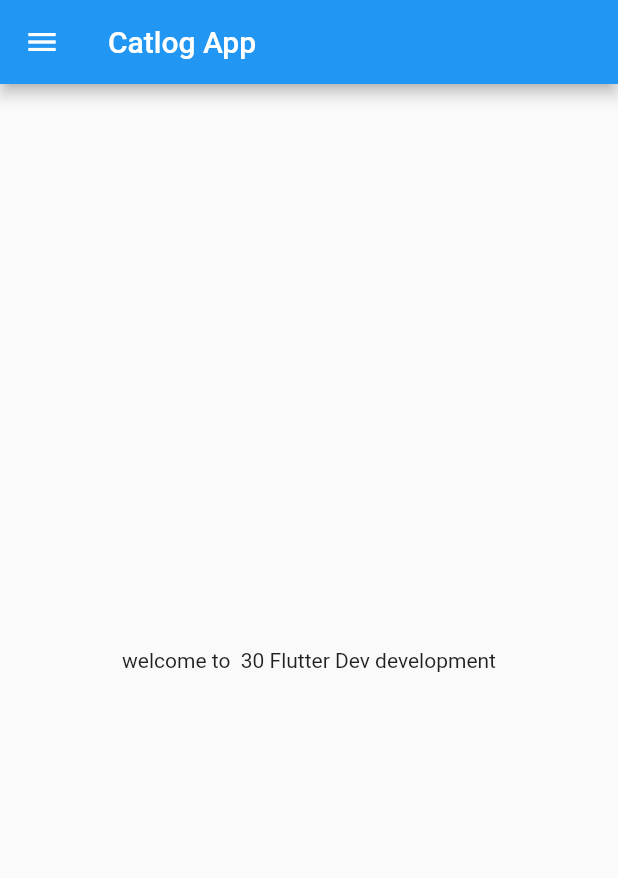
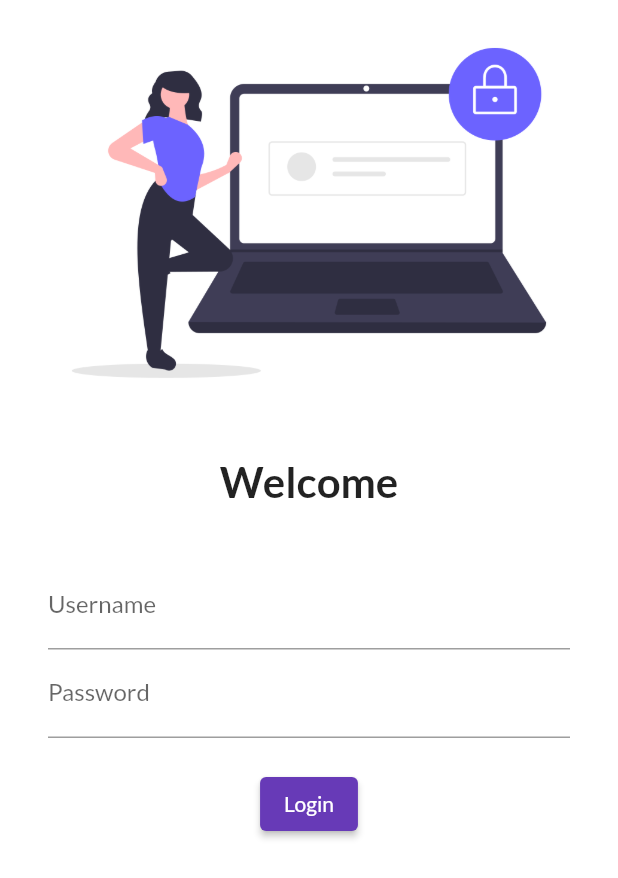
Before and after one commit to shabidkhan18/learnFlutter, a Flutter app: the screen it shows after launch, on a phone screen of 412 x 824 dp. Shown: the top 878 px of the screen. Run offline on Flutter 3.47's test engine with Material 2 defaults, Android fonts, the phone set to English and light mode, and no system bars; our stand-ins replace google_fonts.

Commit message:
day4 completed

```diff
--- a/lib/home_page.dart
+++ /dev/null
@@ -1,20 +0,0 @@
-import 'package:flutter/material.dart';
-
-class HomePage extends StatelessWidget {
-  const HomePage({Key? key}) : super(key: key);
-
-  final int days=30;
-  final String name="Flutter Dev";
-  @override
-  Widget build(BuildContext context) {
-    return Scaffold(
-      appBar: AppBar(
-        title: const Text("Catlog App"),
-        ),
-        body: Center(
-          child: Text("welcome to  $days $name development"),
-        ),
-        drawer: const Drawer(),
-      );
-  }
-}
--- a/lib/main.dart
+++ b/lib/main.dart
@@ -1,17 +1,33 @@
 import 'package:flutter/material.dart';
-import 'package:tutorials/home_page.dart';
+import 'package:tutorials/screens/home_page.dart';
+import 'screens/login_page.dart';
+import 'package:google_fonts/google_fonts.dart';
 
-
-void main(){
+void main() {
   runApp(const MyApp());
 }
 
-class  MyApp extends StatelessWidget {
+class MyApp extends StatelessWidget {
   const MyApp({Key? key}) : super(key: key);
   @override
   Widget build(BuildContext context) {
-    return const MaterialApp(
-      home: HomePage(),
+    return MaterialApp(
+      // home: const HomePage(),
+      themeMode: ThemeMode.light,
+      theme: ThemeData(
+        primarySwatch: Colors.deepPurple,
+        fontFamily: GoogleFonts.lato().fontFamily,
+      ),
+      darkTheme: ThemeData(
+        brightness: Brightness.dark,
+      ),
+
+      initialRoute: "/login",
+      routes: {
+        "/": (context) => const HomePage(),
+        "/login": (context) => const LoginPage(),
+        "/home": (context) => const HomePage(),
+      },
     );
   }
 }
--- /dev/null
+++ b/lib/screens/home_page.dart
@@ -0,0 +1,22 @@
+import 'package:flutter/material.dart';
+
+class HomePage extends StatelessWidget {
+  const HomePage({Key? key}) : super(key: key);
+
+  final int days = 30;
+  final String name = "Flutter Dev";
+  @override
+  Widget build(BuildContext context) {
+    return Scaffold(
+      appBar: AppBar(
+        title: const Center(
+          child: Text("Catalog App"),
+        ),
+      ),
+      body: Center(
+        child: Text("welcome too  $days $name development"),
+      ),
+      drawer: const Drawer(),
+    );
+  }
+}
--- /dev/null
+++ b/lib/screens/login_page.dart
@@ -0,0 +1,64 @@
+import 'package:flutter/material.dart';
+
+class LoginPage extends StatelessWidget {
+  const LoginPage({Key? key}) : super(key: key);
+
+  @override
+  Widget build(BuildContext context) {
+    return Material(
+      color: Colors.white,
+      child: Column(
+        children: [
+          Image.asset(
+            "assets/images/login_img.png",
+            fit: BoxFit.cover,
+          ),
+          const SizedBox(
+            height: 20,
+          ),
+          const Text(
+            "Welcome",
+            style: TextStyle(
+              fontSize: 28,
+              fontWeight: FontWeight.bold,
+            ),
+          ),
+          const SizedBox(
+            height: 20,
+          ),
+          Padding(
+            padding:
+                const EdgeInsets.symmetric(vertical: 16.0, horizontal: 32.0),
+            child: Column(
+              children: [
+                TextFormField(
+                  decoration: const InputDecoration(
+                    labelText: "Username",
+                    hintText: "Enter Username",
+                  ),
+                ),
+                TextFormField(
+                  obscureText: true,
+                  decoration: const InputDecoration(
+                    labelText: "Password",
+                    hintText: "Enter Password",
+                  ),
+                ),
+                const SizedBox(
+                  height: 20,
+                ),
+                ElevatedButton(
+                  onPressed: () {
+                    // ignore: avoid_print
+                    print("hi coder");
+                  },
+                  child: const Text("Login"),
+                ),
+              ],
+            ),
+          )
+        ],
+      ),
+    );
+  }
+}
--- a/pubspec.yaml
+++ b/pubspec.yaml
@@ -34,6 +34,7 @@
   # The following adds the Cupertino Icons font to your application.
   # Use with the CupertinoIcons class for iOS style icons.
   cupertino_icons: ^1.0.2
+  google_fonts: ^2.1.0
 
 dev_dependencies:
   flutter_test:
@@ -58,8 +59,8 @@
   uses-material-design: true
 
   # To add assets to your application, add an assets section, like this:
-  # assets:
-  #   - images/a_dot_burr.jpeg
+  assets:
+    - assets/images/
   #   - images/a_dot_ham.jpeg
 
   # An image asset can refer to one or more resolution-specific "variants", see
```
Also changed, not shown: assets/images/login_img.png (added), pubspec.lock.
